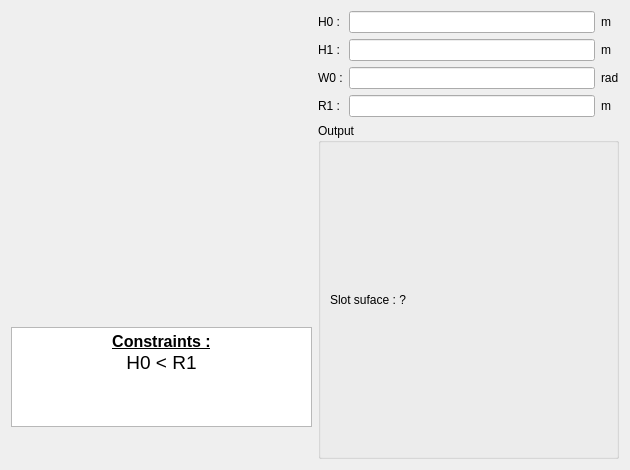
Before: the Qt Designer form GUI/Dialog/DMachineSetup/SMHoleMag/PHoleM54/PHoleM54.ui in Eomys/pyleecan, drawn with Qt 5.
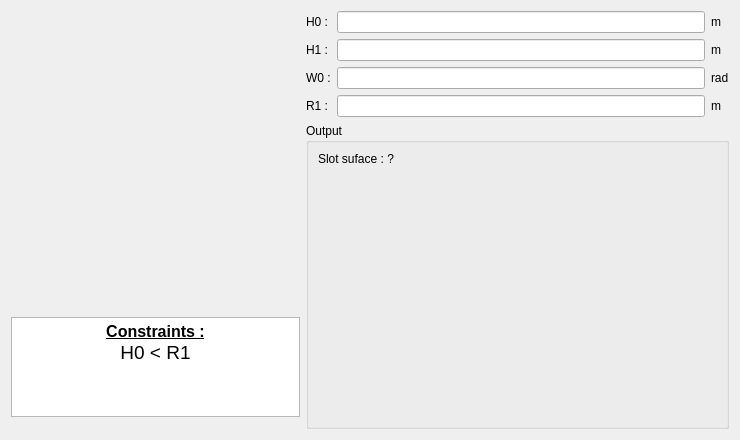
After: the same form once the commit is applied. Icons and pictures are not drawn. Custom widgets are drawn as their Qt base class.

Commit message: [BC} GUI LamHole mag_mat select for every magnet

```diff
--- a/GUI/Dialog/DMachineSetup/SMHoleMag/PHoleM54/PHoleM54.ui
+++ b/GUI/Dialog/DMachineSetup/SMHoleMag/PHoleM54/PHoleM54.ui
@@ -6,14 +6,14 @@
    <rect>
     <x>0</x>
     <y>0</y>
-    <width>630</width>
-    <height>470</height>
+    <width>740</width>
+    <height>440</height>
    </rect>
   </property>
   <property name="minimumSize">
    <size>
-    <width>630</width>
-    <height>470</height>
+    <width>740</width>
+    <height>440</height>
    </size>
   </property>
   <property name="maximumSize">
@@ -31,21 +31,21 @@
      <item>
       <widget class="QLabel" name="img_slot">
        <property name="sizePolicy">
-        <sizepolicy hsizetype="Expanding" vsizetype="Expanding">
+        <sizepolicy hsizetype="Fixed" vsizetype="Fixed">
          <horstretch>0</horstretch>
          <verstretch>0</verstretch>
         </sizepolicy>
        </property>
        <property name="minimumSize">
         <size>
-         <width>200</width>
-         <height>0</height>
+         <width>289</width>
+         <height>300</height>
         </size>
        </property>
        <property name="maximumSize">
         <size>
-         <width>16777215</width>
-         <height>250</height>
+         <width>289</width>
+         <height>300</height>
         </size>
        </property>
        <property name="text">
@@ -62,7 +62,7 @@
      <item>
       <widget class="QTextEdit" name="txt_constraint">
        <property name="sizePolicy">
-        <sizepolicy hsizetype="Expanding" vsizetype="Fixed">
+        <sizepolicy hsizetype="Preferred" vsizetype="Fixed">
          <horstretch>0</horstretch>
          <verstretch>0</verstretch>
         </sizepolicy>
@@ -86,7 +86,7 @@
         <string>&lt;!DOCTYPE HTML PUBLIC &quot;-//W3C//DTD HTML 4.0//EN&quot; &quot;http://www.w3.org/TR/REC-html40/strict.dtd&quot;&gt;
 &lt;html&gt;&lt;head&gt;&lt;meta name=&quot;qrichtext&quot; content=&quot;1&quot; /&gt;&lt;style type=&quot;text/css&quot;&gt;
 p, li { white-space: pre-wrap; }
-&lt;/style&gt;&lt;/head&gt;&lt;body style=&quot; font-family:'MS Shell Dlg 2'; font-size:7.8pt; font-weight:400; font-style:normal;&quot;&gt;
+&lt;/style&gt;&lt;/head&gt;&lt;body style=&quot; font-family:'MS Shell Dlg 2'; font-size:8.25pt; font-weight:400; font-style:normal;&quot;&gt;
 &lt;p align=&quot;center&quot; style=&quot; margin-top:0px; margin-bottom:0px; margin-left:0px; margin-right:0px; -qt-block-indent:0; text-indent:0px;&quot;&gt;&lt;span style=&quot; font-size:12pt; font-weight:600; text-decoration: underline;&quot;&gt;Constraints :&lt;/span&gt;&lt;/p&gt;
 &lt;p align=&quot;center&quot; style=&quot; margin-top:0px; margin-bottom:0px; margin-left:0px; margin-right:0px; -qt-block-indent:0; text-indent:0px;&quot;&gt;&lt;span style=&quot; font-size:14pt;&quot;&gt;H0 &amp;lt; R1&lt;/span&gt;&lt;/p&gt;&lt;/body&gt;&lt;/html&gt;</string>
        </property>
@@ -95,6 +95,19 @@
        </property>
       </widget>
      </item>
+     <item>
+      <spacer name="verticalSpacer_2">
+       <property name="orientation">
+        <enum>Qt::Vertical</enum>
+       </property>
+       <property name="sizeHint" stdset="0">
+        <size>
+         <width>20</width>
+         <height>40</height>
+        </size>
+       </property>
+      </spacer>
+     </item>
     </layout>
    </item>
    <item>
@@ -190,6 +203,19 @@
           </property>
          </widget>
         </item>
+        <item>
+         <spacer name="verticalSpacer">
+          <property name="orientation">
+           <enum>Qt::Vertical</enum>
+          </property>
+          <property name="sizeHint" stdset="0">
+           <size>
+            <width>20</width>
+            <height>40</height>
+           </size>
+          </property>
+         </spacer>
+        </item>
        </layout>
       </widget>
      </item>
```
The commit also changes 21 other files.
